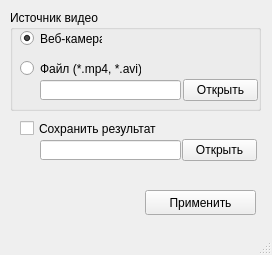
The window that view/OpenSaveWindow.ui (AlertRED/GUI-for-opencv) describes before a commit, drawn with Qt 5.
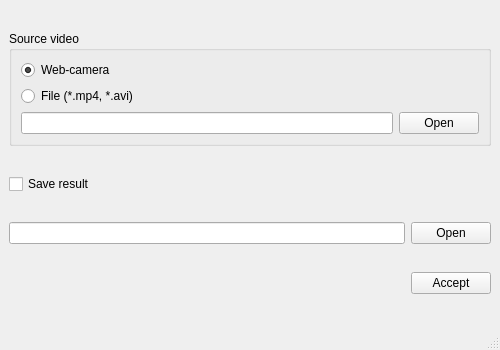
The same window after the commit.

The edit to the form file:
```diff
--- a/view/OpenSaveWindow.ui
+++ b/view/OpenSaveWindow.ui
@@ -9,21 +9,30 @@
    <rect>
     <x>0</x>
     <y>0</y>
-    <width>272</width>
-    <height>255</height>
+    <width>500</width>
+    <height>350</height>
    </rect>
   </property>
+  <property name="sizePolicy">
+   <sizepolicy hsizetype="Expanding" vsizetype="Expanding">
+    <horstretch>0</horstretch>
+    <verstretch>0</verstretch>
+   </sizepolicy>
+  </property>
   <property name="minimumSize">
    <size>
-    <width>272</width>
-    <height>255</height>
+    <width>500</width>
+    <height>350</height>
    </size>
   </property>
-  <property name="maximumSize">
-   <size>
-    <width>272</width>
-    <height>255</height>
-   </size>
+  <property name="mouseTracking">
+   <bool>false</bool>
+  </property>
+  <property name="tabletTracking">
+   <bool>false</bool>
+  </property>
+  <property name="contextMenuPolicy">
+   <enum>Qt::DefaultContextMenu</enum>
   </property>
   <property name="windowTitle">
    <string>Параметры</string>
@@ -31,137 +40,128 @@
   <property name="toolButtonStyle">
    <enum>Qt::ToolButtonIconOnly</enum>
   </property>
+  <property name="tabShape">
+   <enum>QTabWidget::Rounded</enum>
+  </property>
   <property name="dockOptions">
    <set>QMainWindow::AllowTabbedDocks|QMainWindow::AnimatedDocks</set>
   </property>
-  <widget class="QWidget" name="centralwidget">
-   <widget class="QGroupBox" name="groupBox">
-    <property name="geometry">
-     <rect>
-      <x>10</x>
-      <y>10</y>
-      <width>251</width>
-      <height>101</height>
-     </rect>
-    </property>
-    <property name="title">
-     <string>Источник видео</string>
-    </property>
-    <widget class="QRadioButton" name="radioButton_2">
-     <property name="geometry">
-      <rect>
-       <x>10</x>
-       <y>50</y>
-       <width>121</width>
-       <height>17</height>
-      </rect>
-     </property>
-     <property name="text">
-      <string>Файл (*.mp4, *.avi)</string>
-     </property>
-    </widget>
-    <widget class="QRadioButton" name="radioButton">
-     <property name="geometry">
-      <rect>
-       <x>10</x>
-       <y>20</y>
-       <width>82</width>
-       <height>17</height>
-      </rect>
-     </property>
-     <property name="text">
-      <string>Веб-камера</string>
-     </property>
-     <property name="checked">
-      <bool>true</bool>
-     </property>
-    </widget>
-    <widget class="QLineEdit" name="lineEdit">
-     <property name="geometry">
-      <rect>
-       <x>30</x>
-       <y>70</y>
-       <width>141</width>
-       <height>20</height>
-      </rect>
-     </property>
-     <property name="text">
-      <string/>
-     </property>
-    </widget>
-    <widget class="QPushButton" name="pushButton_2">
-     <property name="geometry">
-      <rect>
-       <x>173</x>
-       <y>69</y>
-       <width>75</width>
-       <height>22</height>
-      </rect>
-     </property>
-     <property name="text">
-      <string>Открыть</string>
-     </property>
-    </widget>
-   </widget>
-   <widget class="QLineEdit" name="lineEdit_2">
-    <property name="geometry">
-     <rect>
-      <x>40</x>
-      <y>140</y>
-      <width>141</width>
-      <height>20</height>
-     </rect>
-    </property>
-   </widget>
-   <widget class="QCheckBox" name="checkBox">
-    <property name="geometry">
-     <rect>
-      <x>20</x>
-      <y>120</y>
-      <width>151</width>
-      <height>17</height>
-     </rect>
-    </property>
-    <property name="text">
-     <string>Сохранить результат</string>
-    </property>
-   </widget>
-   <widget class="QPushButton" name="pushButton_3">
-    <property name="geometry">
-     <rect>
-      <x>182</x>
-      <y>139</y>
-      <width>75</width>
-      <height>22</height>
-     </rect>
-    </property>
-    <property name="text">
-     <string>Открыть</string>
-    </property>
-   </widget>
-   <widget class="QPushButton" name="pushButton">
-    <property name="geometry">
-     <rect>
-      <x>145</x>
-      <y>190</y>
-      <width>111</width>
-      <height>25</height>
-     </rect>
-    </property>
-    <property name="text">
-     <string>Применить</string>
-    </property>
-   </widget>
-  </widget>
-  <widget class="QMenuBar" name="menubar">
-   <property name="geometry">
-    <rect>
-     <x>0</x>
-     <y>0</y>
-     <width>272</width>
-     <height>21</height>
-    </rect>
+  <widget class="QWidget" name="widget">
+   <property name="sizePolicy">
+    <sizepolicy hsizetype="Preferred" vsizetype="Preferred">
+     <horstretch>0</horstretch>
+     <verstretch>0</verstretch>
+    </sizepolicy>
    </property>
+   <layout class="QGridLayout" name="gridLayout">
+    <item row="3" column="0">
+     <widget class="QLineEdit" name="lineEdit_2">
+      <property name="enabled">
+       <bool>true</bool>
+      </property>
+      <property name="sizePolicy">
+       <sizepolicy hsizetype="Preferred" vsizetype="Fixed">
+        <horstretch>0</horstretch>
+        <verstretch>0</verstretch>
+       </sizepolicy>
+      </property>
+     </widget>
+    </item>
+    <item row="3" column="1">
+     <widget class="QPushButton" name="pushButton_3">
+      <property name="sizePolicy">
+       <sizepolicy hsizetype="Fixed" vsizetype="Fixed">
+        <horstretch>0</horstretch>
+        <verstretch>0</verstretch>
+       </sizepolicy>
+      </property>
+      <property name="text">
+       <string>Open</string>
+      </property>
+     </widget>
+    </item>
+    <item row="7" column="1">
+     <widget class="QPushButton" name="pushButton">
+      <property name="sizePolicy">
+       <sizepolicy hsizetype="Fixed" vsizetype="Fixed">
+        <horstretch>0</horstretch>
+        <verstretch>0</verstretch>
+       </sizepolicy>
+      </property>
+      <property name="contextMenuPolicy">
+       <enum>Qt::DefaultContextMenu</enum>
+      </property>
+      <property name="text">
+       <string>Accept</string>
+      </property>
+     </widget>
+    </item>
+    <item row="0" column="0" colspan="2">
+     <widget class="QGroupBox" name="groupBox">
+      <property name="enabled">
+       <bool>true</bool>
+      </property>
+      <property name="sizePolicy">
+       <sizepolicy hsizetype="Preferred" vsizetype="Fixed">
+        <horstretch>11</horstretch>
+        <verstretch>0</verstretch>
+       </sizepolicy>
+      </property>
+      <property name="title">
+       <string>Source video</string>
+      </property>
+      <property name="flat">
+       <bool>false</bool>
+      </property>
+      <layout class="QGridLayout" name="gridLayout_2">
+       <item row="0" column="0">
+        <widget class="QRadioButton" name="radioButton">
+         <property name="text">
+          <string>Web-camera</string>
+         </property>
+         <property name="checked">
+          <bool>true</bool>
+         </property>
+        </widget>
+       </item>
+       <item row="1" column="0">
+        <widget class="QRadioButton" name="radioButton_2">
+         <property name="text">
+          <string>File (*.mp4, *.avi)</string>
+         </property>
+        </widget>
+       </item>
+       <item row="2" column="0">
+        <widget class="QLineEdit" name="lineEdit">
+         <property name="text">
+          <string/>
+         </property>
+        </widget>
+       </item>
+       <item row="2" column="1">
+        <widget class="QPushButton" name="pushButton_2">
+         <property name="text">
+          <string>Open</string>
+         </property>
+        </widget>
+       </item>
+      </layout>
+     </widget>
+    </item>
+    <item row="1" column="0">
+     <widget class="QCheckBox" name="checkBox">
+      <property name="sizePolicy">
+       <sizepolicy hsizetype="Minimum" vsizetype="Fixed">
+        <horstretch>0</horstretch>
+        <verstretch>0</verstretch>
+       </sizepolicy>
+      </property>
+      <property name="text">
+       <string>Save result</string>
+      </property>
+     </widget>
+    </item>
+   </layout>
   </widget>
   <widget class="QStatusBar" name="statusbar"/>
  </widget>
```
Left out of the diff: 5 changed lines with no effect on the pictures.
